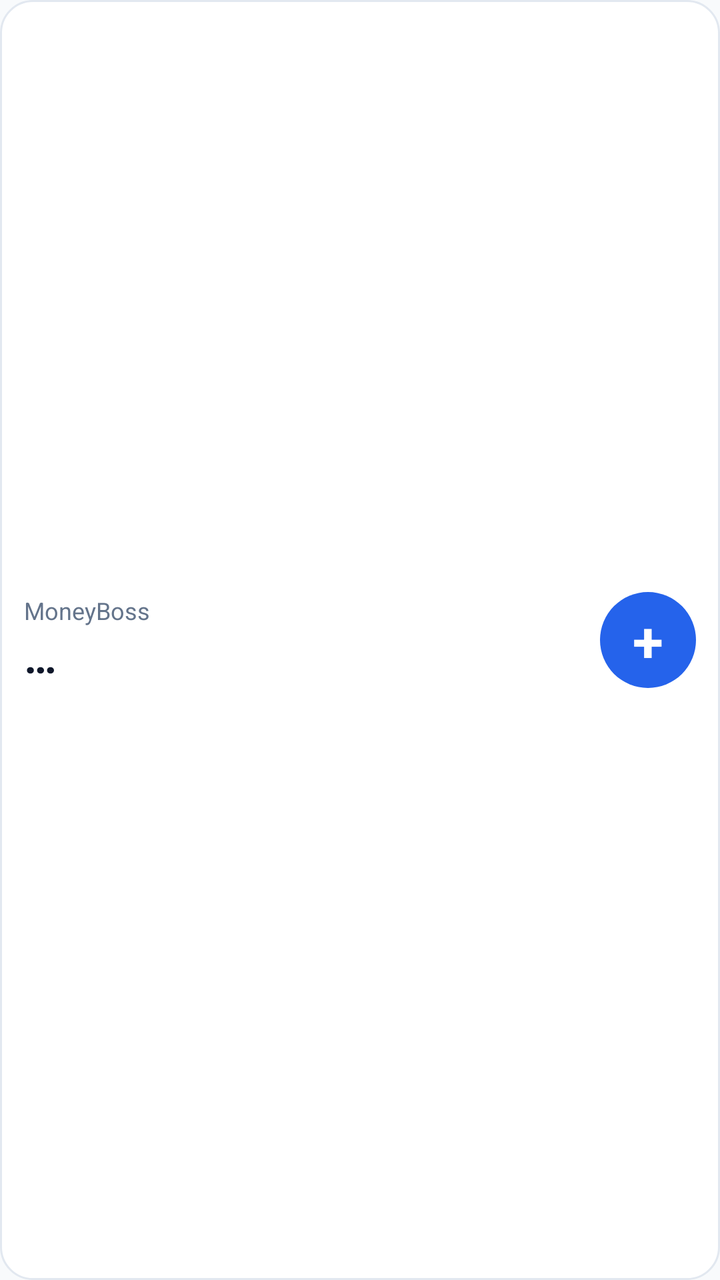
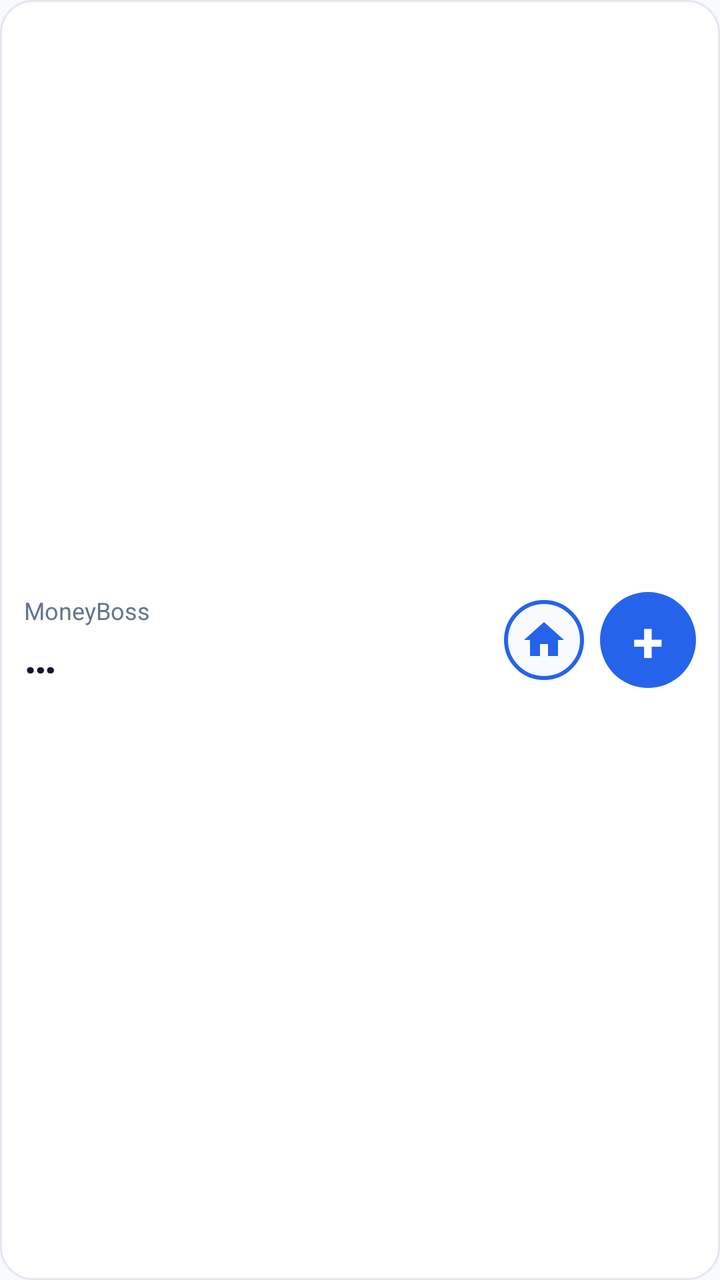

An Android layout rendered at two revisions. The XML below is the earlier revision; the diff shows what the commit changed to produce the second picture.
<!-- AndroidManifest.xml: application theme Theme.MoneyBoss -->
<!-- res/layout/widget_balance.xml -->
<?xml version="1.0" encoding="utf-8"?>
<LinearLayout xmlns:android="http://schemas.android.com/apk/res/android"
    android:id="@+id/widget_root"
    android:layout_width="match_parent"
    android:layout_height="match_parent"
    android:background="@drawable/bg_widget"
    android:gravity="center_vertical"
    android:orientation="horizontal"
    android:padding="12dp">

    <LinearLayout
        android:layout_width="0dp"
        android:layout_height="wrap_content"
        android:layout_weight="1"
        android:orientation="vertical">

        <TextView
            android:id="@+id/widget_label"
            android:layout_width="wrap_content"
            android:layout_height="wrap_content"
            android:text="@string/app_name"
            android:textColor="@color/mb_muted"
            android:textSize="12sp" />

        <TextView
            android:id="@+id/widget_balance_text"
            android:layout_width="wrap_content"
            android:layout_height="wrap_content"
            android:text="@string/widget_balance_placeholder"
            android:textColor="@color/mb_text"
            android:textSize="22sp"
            android:textStyle="bold" />
    </LinearLayout>

    <TextView
        android:id="@+id/widget_add_button"
        android:layout_width="48dp"
        android:layout_height="48dp"
        android:background="@drawable/bg_widget_button"
        android:gravity="center"
        android:text="@string/widget_add"
        android:textColor="@color/white"
        android:textSize="28sp"
        android:textStyle="bold" />
</LinearLayout>
<!-- resources referenced by this layout -->
<resources>
  <color name="mb_muted">#64748B</color>
  <color name="mb_text">#0F172A</color>
  <color name="white">#FFFFFF</color>
  <!-- drawable bg_widget (drawable) -->
  <?xml version="1.0" encoding="utf-8"?>
  <shape xmlns:android="http://schemas.android.com/apk/res/android"
      android:shape="rectangle">
      <solid android:color="@color/mb_surface" />
      <corners android:radius="16dp" />
      <stroke
          android:width="1dp"
          android:color="@color/mb_border" />
  </shape>
  <!-- drawable bg_widget_button (drawable) -->
  <?xml version="1.0" encoding="utf-8"?>
  <shape xmlns:android="http://schemas.android.com/apk/res/android"
      android:shape="oval">
      <solid android:color="@color/mb_blue" />
  </shape>
  <string name="app_name">MoneyBoss</string>
  <string name="widget_add">+</string>
  <string name="widget_balance_placeholder">…</string>
  <style name="Theme.MoneyBoss" parent="Theme.MaterialComponents.DayNight.NoActionBar">
          <item name="colorPrimary">@color/mb_blue</item>
          <item name="colorPrimaryVariant">@color/mb_blue_dark</item>
          <item name="colorOnPrimary">@color/white</item>
          <item name="android:statusBarColor">@color/mb_blue_dark</item>
          <item name="android:navigationBarColor">@color/mb_bg</item>
          <item name="android:windowBackground">@color/mb_bg</item>
      </style>
  <color name="mb_surface">#FFFFFF</color>
  <color name="mb_border">#E2E8F0</color>
  <color name="mb_blue">#2563EB</color>
  <color name="mb_blue_dark">#1D4ED8</color>
  <color name="mb_bg">#F8FAFC</color>
</resources>

<!-- the commit's change to res/layout/widget_balance.xml (unified diff, before → after) -->
@@ -28,9 +28,20 @@
             android:layout_height="wrap_content"
             android:text="@string/widget_balance_placeholder"
             android:textColor="@color/mb_text"
+            android:textDirection="ltr"
             android:textSize="22sp"
             android:textStyle="bold" />
     </LinearLayout>
+
+    <ImageView
+        android:id="@+id/widget_open_button"
+        android:layout_width="40dp"
+        android:layout_height="40dp"
+        android:layout_marginEnd="8dp"
+        android:background="@drawable/bg_widget_open"
+        android:contentDescription="@string/app_name"
+        android:padding="8dp"
+        android:src="@drawable/ic_open_app" />
 
     <TextView
         android:id="@+id/widget_add_button"
<!-- resource entries referenced after the edit -->
@@ -19,6 +19,26 @@
       android:shape="oval">
       <solid android:color="@color/mb_blue" />
   </shape>
+  <!-- drawable bg_widget_open (drawable) -->
+  <?xml version="1.0" encoding="utf-8"?>
+  <shape xmlns:android="http://schemas.android.com/apk/res/android"
+      android:shape="oval">
+      <solid android:color="@color/mb_bg" />
+      <stroke
+          android:width="2dp"
+          android:color="@color/mb_blue" />
+  </shape>
+  <!-- drawable ic_open_app (drawable) -->
+  <?xml version="1.0" encoding="utf-8"?>
+  <vector xmlns:android="http://schemas.android.com/apk/res/android"
+      android:width="24dp"
+      android:height="24dp"
+      android:viewportWidth="24"
+      android:viewportHeight="24">
+      <path
+          android:fillColor="#2563EB"
+          android:pathData="M10,20v-6h4v6h5v-8h3L12,3 2,12h3v8z" />
+  </vector>
   <string name="app_name">MoneyBoss</string>
   <string name="widget_add">+</string>
   <string name="widget_balance_placeholder">…</string>
@@ -26,9 +46,10 @@
           <item name="colorPrimary">@color/mb_blue</item>
           <item name="colorPrimaryVariant">@color/mb_blue_dark</item>
           <item name="colorOnPrimary">@color/white</item>
-          <item name="android:statusBarColor">@color/mb_blue_dark</item>
+          <item name="android:statusBarColor">@color/mb_bg</item>
           <item name="android:navigationBarColor">@color/mb_bg</item>
           <item name="android:windowBackground">@color/mb_bg</item>
+          <item name="android:windowLightStatusBar">true</item>
       </style>
   <color name="mb_surface">#FFFFFF</color>
   <color name="mb_border">#E2E8F0</color>
